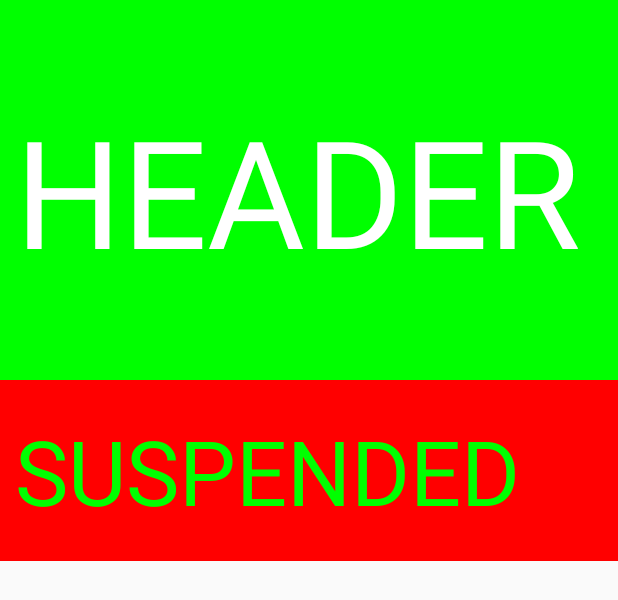
After one commit to Love667767/ViewDemo, an Android app: the layout activity_suspended_layout.xml on its own in the app's theme, with its tools: preview values and no code run, on a phone screen of 412 x 824 dp. The commit adds this screen. Shown: the top 600 px of the screen. Run offline under Robolectric (Android 15) with nearby library versions, the phone set to English and light mode, and no system bars.

Commit message:
自定义SuspendLayout

```diff
--- a/app/src/main/AndroidManifest.xml
+++ b/app/src/main/AndroidManifest.xml
@@ -26,6 +26,7 @@
         <activity android:name=".recyclerView.ItemDecorationActivity" android:screenOrientation="portrait"/>
 
         <activity android:name=".nestedScrolling.AppBarLayoutActivity" android:screenOrientation="portrait"/>
+        <activity android:name=".nestedScrolling.SuspendedLayoutActivity" android:screenOrientation="portrait"/>
     </application>
 
 </manifest>
--- a/app/src/main/java/com/elson/viewdemo/MainActivity.java
+++ b/app/src/main/java/com/elson/viewdemo/MainActivity.java
@@ -10,6 +10,7 @@ import android.widget.FrameLayout;
 import android.widget.TextView;
 
 import com.elson.viewdemo.nestedScrolling.AppBarLayoutActivity;
+import com.elson.viewdemo.nestedScrolling.SuspendedLayoutActivity;
 import com.elson.viewdemo.recyclerView.ItemDecorationActivity;
 import com.elson.viewdemo.touch.DrawerActivity;
 import com.elson.viewdemo.touch.ScrollerActivity;
@@ -41,6 +42,7 @@ public class MainActivity extends AppCompatActivity {
         pageData.add(new PageData("DrawerLayout", DrawerActivity.class));
         pageData.add(new PageData("Recycler ItemDecoration", ItemDecorationActivity.class));
         pageData.add(new PageData("AppBarLayout", AppBarLayoutActivity.class));
+        pageData.add(new PageData("SuspendedLayout", SuspendedLayoutActivity.class));
 
         RecyclerView recyclerView = findViewById(R.id.recyclerView);
         recyclerView.setLayoutManager(new LinearLayoutManager(this));
--- a/app/src/main/java/com/elson/viewdemo/nestedScrolling/AppBarLayoutActivity.java
+++ b/app/src/main/java/com/elson/viewdemo/nestedScrolling/AppBarLayoutActivity.java
@@ -5,6 +5,7 @@ import android.widget.ImageView;
 
 import com.elson.viewdemo.ILog;
 import com.elson.viewdemo.R;
+import com.elson.viewdemo.nestedScrolling.fragment.TabFragment;
 import com.google.android.material.appbar.AppBarLayout;
 import com.google.android.material.tabs.TabLayout;
 
--- a/app/src/main/java/com/elson/viewdemo/nestedScrolling/TabFragment.java
+++ b/app/src/main/java/com/elson/viewdemo/nestedScrolling/fragment/TabFragment.java
@@ -1,4 +1,4 @@
-package com.elson.viewdemo.nestedScrolling;
+package com.elson.viewdemo.nestedScrolling.fragment;
 
 import android.os.Bundle;
 import android.view.LayoutInflater;
--- /dev/null
+++ b/app/src/main/res/layout/activity_suspended_layout.xml
@@ -0,0 +1,38 @@
+<?xml version="1.0" encoding="utf-8"?>
+<com.elson.viewdemo.nestedScrolling.view.SuspendedLayout
+    xmlns:android="http://schemas.android.com/apk/res/android"
+    xmlns:app="http://schemas.android.com/apk/res-auto"
+    xmlns:tools="http://schemas.android.com/tools"
+    android:layout_width="match_parent"
+    android:layout_height="match_parent"
+    android:orientation="vertical">
+
+    <TextView
+        android:layout_width="match_parent"
+        android:layout_height="wrap_content"
+        android:paddingTop="60dp"
+        android:paddingBottom="60dp"
+        android:text="HEADER"
+        android:textSize="100dp"
+        android:paddingLeft="10dp"
+        android:textColor="#FFFFFF"
+        android:background="#00FF00"/>
+
+    <TextView
+        android:layout_width="match_parent"
+        android:layout_height="wrap_content"
+        android:text="SUSPENDED"
+        android:paddingTop="20dp"
+        android:paddingBottom="20dp"
+        android:textSize="60dp"
+        android:paddingLeft="10dp"
+        android:textColor="#00FF00"
+        android:background="#FF0000"/>
+
+    <androidx.viewpager.widget.ViewPager
+        android:id="@+id/vViewpager"
+        android:layout_width="match_parent"
+        android:layout_height="match_parent"
+        android:scrollbars="none"/>
+
+</com.elson.viewdemo.nestedScrolling.view.SuspendedLayout>
--- a/app/src/main/res/values/strings.xml
+++ b/app/src/main/res/values/strings.xml
@@ -1,3 +1,5 @@
 <resources>
     <string name="app_name">ViewDemo</string>
+
+    <string name="hello_blank_fragment">Hello blank fragment</string>
 </resources>
--- a/build.gradle
+++ b/build.gradle
@@ -1,12 +1,16 @@
 // Top-level build file where you can add configuration options common to all sub-projects/modules.
 buildscript {
+    ext.kotlin_version = '1.3.72'
     repositories {
         google()
         jcenter()
+        maven { url 'https://jitpack.io' }
     }
     dependencies {
         classpath "com.android.tools.build:gradle:4.0.0"
+        classpath "org.jetbrains.kotlin:kotlin-gradle-plugin:$kotlin_version"
 
+        classpath 'com.github.dcendents:android-maven-gradle-plugin:2.1'
         // NOTE: Do not place your application dependencies here; they belong
         // in the individual module build.gradle files
     }
@@ -16,6 +20,7 @@ allprojects {
     repositories {
         google()
         jcenter()
+        maven { url 'https://jitpack.io' }
     }
 }
 
```
Also changed, not shown: app/build.gradle (+10 -0 lines), app/src/main/java/com/elson/viewdemo/nestedScrolling/SuspendedLayoutActivity.kt (added, +42 -0 lines), app/src/main/java/com/elson/viewdemo/nestedScrolling/fragment/BlankFragment.kt (added, +43 -0 lines), app/src/main/java/com/elson/viewdemo/nestedScrolling/view/SuspendedLayout.kt (added, +114 -0 lines), app/src/main/res/layout/fragment_blank.xml (added, +47 -0 lines), app/src/main/res/values/colors.xml (+10 -0 lines).
